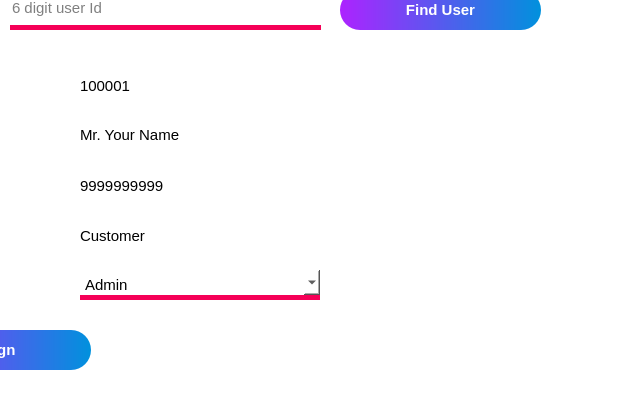
The window that pages/manage role.ui (AsutoshPati/Parcel-Management-System) describes before a commit, drawn with Qt 5; both pictures show x 380 to 1000 and y 200 to 600 of the 1000 by 600 pixel window.
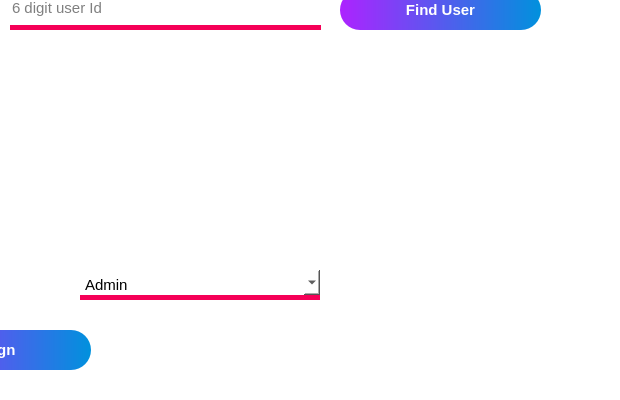
The same window after the commit. Icons and pictures are not drawn.

```diff
--- a/pages/manage role.ui
+++ b/pages/manage role.ui
@@ -525,7 +525,7 @@
      </font>
     </property>
     <property name="text">
-     <string>100001</string>
+     <string/>
     </property>
    </widget>
    <widget class="QLabel" name="label_4">
@@ -546,7 +546,7 @@
      <string notr="true">background-color: rgba(255, 255, 255, 0);</string>
     </property>
     <property name="text">
-     <string>Mr. Your Name</string>
+     <string/>
     </property>
    </widget>
    <widget class="QLabel" name="label_5">
@@ -583,7 +583,7 @@
      </font>
     </property>
     <property name="text">
-     <string>9999999999</string>
+     <string/>
     </property>
    </widget>
    <widget class="QLabel" name="label_7">
@@ -601,7 +601,7 @@
      </font>
     </property>
     <property name="text">
-     <string>Customer</string>
+     <string/>
     </property>
    </widget>
    <widget class="QComboBox" name="comboBox">
```
